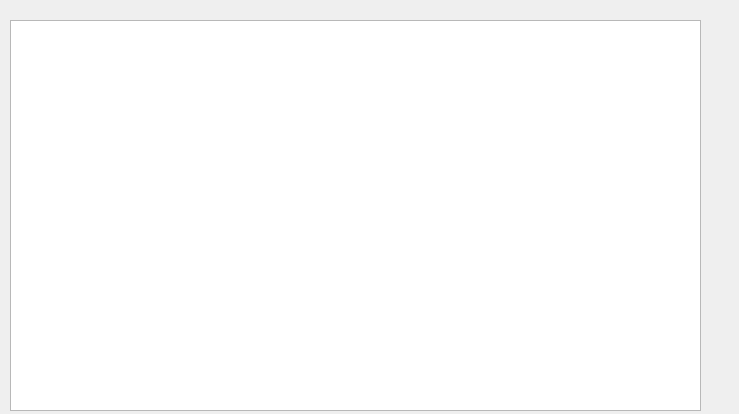
This is Proyecto_v1/pantalla_mostrar.ui in sndr1345v2/Algoritmia-Proyecto as Qt 5 draws it before an edit. The edited form follows.
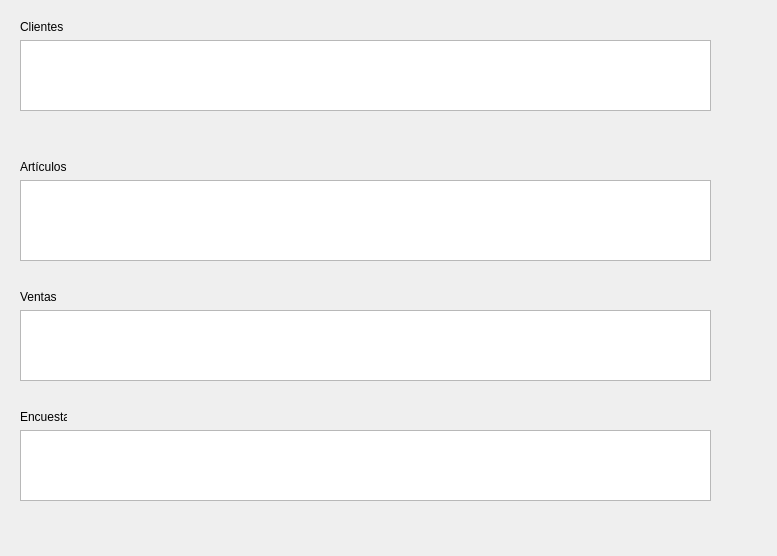
This is the edited form.

Commit message: cargar-mostrar datos

Patch:
```diff
--- a/Proyecto_v1/pantalla_mostrar.ui
+++ b/Proyecto_v1/pantalla_mostrar.ui
@@ -6,8 +6,8 @@
    <rect>
     <x>0</x>
     <y>0</y>
-    <width>739</width>
-    <height>414</height>
+    <width>777</width>
+    <height>556</height>
    </rect>
   </property>
   <property name="windowTitle">
@@ -16,10 +16,92 @@
   <widget class="QTableView" name="tableView">
    <property name="geometry">
     <rect>
-     <x>10</x>
+     <x>20</x>
+     <y>40</y>
+     <width>691</width>
+     <height>71</height>
+    </rect>
+   </property>
+  </widget>
+  <widget class="QLabel" name="label">
+   <property name="geometry">
+    <rect>
+     <x>20</x>
      <y>20</y>
+     <width>47</width>
+     <height>13</height>
+    </rect>
+   </property>
+   <property name="text">
+    <string>Clientes</string>
+   </property>
+  </widget>
+  <widget class="QLabel" name="label_2">
+   <property name="geometry">
+    <rect>
+     <x>20</x>
+     <y>160</y>
+     <width>47</width>
+     <height>13</height>
+    </rect>
+   </property>
+   <property name="text">
+    <string>Artículos</string>
+   </property>
+  </widget>
+  <widget class="QTableView" name="table_articulos">
+   <property name="geometry">
+    <rect>
+     <x>20</x>
+     <y>180</y>
      <width>691</width>
-     <height>391</height>
+     <height>81</height>
+    </rect>
+   </property>
+  </widget>
+  <widget class="QLabel" name="label_3">
+   <property name="geometry">
+    <rect>
+     <x>20</x>
+     <y>290</y>
+     <width>47</width>
+     <height>13</height>
+    </rect>
+   </property>
+   <property name="text">
+    <string>Ventas</string>
+   </property>
+  </widget>
+  <widget class="QTableView" name="table_ventas">
+   <property name="geometry">
+    <rect>
+     <x>20</x>
+     <y>310</y>
+     <width>691</width>
+     <height>71</height>
+    </rect>
+   </property>
+  </widget>
+  <widget class="QLabel" name="label_4">
+   <property name="geometry">
+    <rect>
+     <x>20</x>
+     <y>410</y>
+     <width>47</width>
+     <height>13</height>
+    </rect>
+   </property>
+   <property name="text">
+    <string>Encuestas</string>
+   </property>
+  </widget>
+  <widget class="QTableView" name="table_encuestas">
+   <property name="geometry">
+    <rect>
+     <x>20</x>
+     <y>430</y>
+     <width>691</width>
+     <height>71</height>
     </rect>
    </property>
   </widget>
```
Left out of the diff: 2 changed lines with no effect on the pictures. The commit also changes 22 other files.
